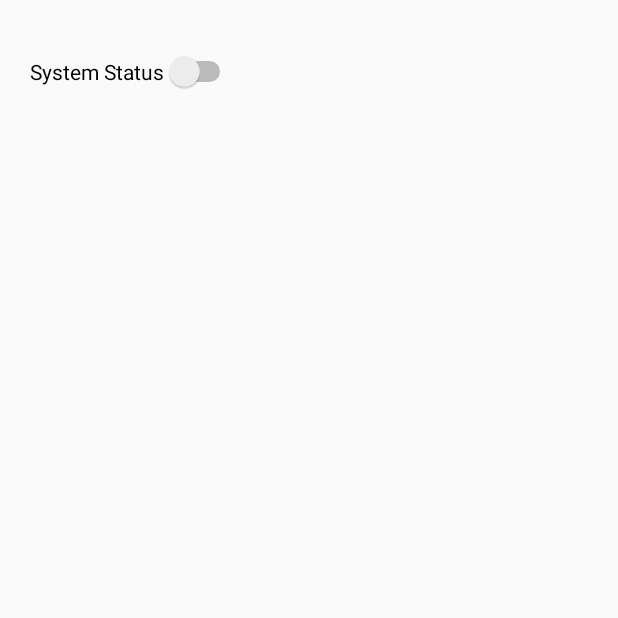
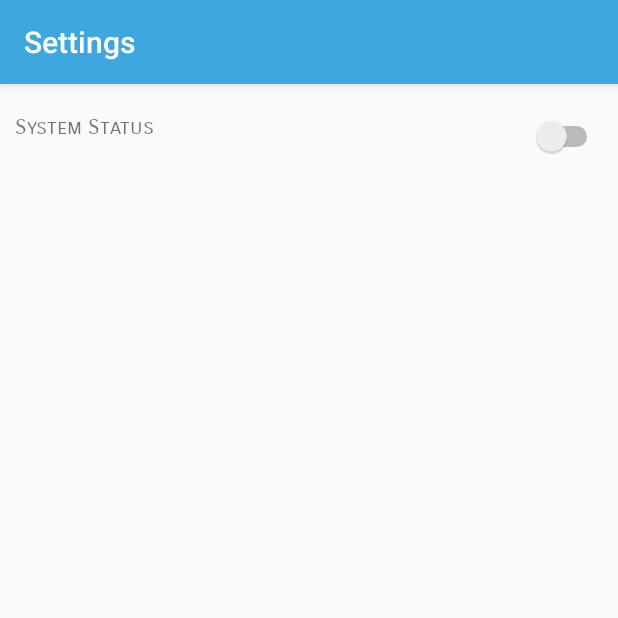
Before and after one commit to ijazdirvi/AndroidApp, an Android app: the Settings_Activity screen opened directly, with no data from a screen before it, on a phone screen of 412 x 824 dp, the top half of it. Run offline under Robolectric (Android 15) with nearby library versions, the phone set to English and light mode, and no system bars.

Commit message:
Settings area Check ka ka sa problem ye no bya mata text oka

```diff
--- a/FYPHomeSecuritySystem/app/src/main/AndroidManifest.xml
+++ b/FYPHomeSecuritySystem/app/src/main/AndroidManifest.xml
@@ -49,7 +49,7 @@
                 <category android:name="android.intent.category.DEFAULT" />
             </intent-filter>
         </activity>
-        <activity android:name=".Settings_Activity" android:label="Home">
+        <activity android:name=".Settings_Activity" android:label="Settings">
 
         </activity>
     </application>
--- a/FYPHomeSecuritySystem/app/src/main/java/com/ijazsunny37/fyphomesecuritysystem/Home_Activity.java
+++ b/FYPHomeSecuritySystem/app/src/main/java/com/ijazsunny37/fyphomesecuritysystem/Home_Activity.java
@@ -11,13 +11,15 @@ import android.view.View;
 import android.widget.Button;
 import android.widget.Toast;
 
+import com.cuboid.cuboidcirclebutton.CuboidButton;
+
 /**
  * Created by apple on 21/8/17.
  */
 
 public class Home_Activity extends AppCompatActivity {
 
-    Button settings;
+    CuboidButton settings;
     @Override
     protected void onCreate(Bundle savedInstanceState) {
         super.onCreate(savedInstanceState);
@@ -25,7 +27,16 @@ public class Home_Activity extends AppCompatActivity {
         Toolbar myToolbar = (Toolbar) findViewById(R.id.main_toolbar);
         setSupportActionBar(myToolbar);
 
-        //settings = (Button) findViewById(R.id.btn_settings);
+        settings = (CuboidButton) findViewById(R.id.btn_settings);
+
+        settings.setOnClickListener(new View.OnClickListener() {
+            @Override
+            public void onClick(View view) {
+                Intent intent1 =  new Intent(Home_Activity.this, Settings_Activity.class);
+                startActivity(intent1);
+                Toast.makeText(getApplication(),"Settings Area",Toast.LENGTH_SHORT).show();
+            }
+        });
 
 
     }
--- a/FYPHomeSecuritySystem/app/src/main/java/com/ijazsunny37/fyphomesecuritysystem/Settings_Activity.java
+++ b/FYPHomeSecuritySystem/app/src/main/java/com/ijazsunny37/fyphomesecuritysystem/Settings_Activity.java
@@ -3,7 +3,9 @@ package com.ijazsunny37.fyphomesecuritysystem;
 import android.os.Bundle;
 import android.support.v7.app.AppCompatActivity;
 import android.support.v7.widget.Toolbar;
+import android.view.View;
 import android.widget.CompoundButton;
+import android.widget.RelativeLayout;
 import android.widget.Switch;
 import android.widget.TextView;
 import android.widget.ToggleButton;
@@ -13,26 +15,72 @@ import android.widget.ToggleButton;
  */
 
 public class Settings_Activity extends AppCompatActivity {
-    Switch btn_system;
-    TextView system_status;
+    RelativeLayout setting_view;
+
+    Switch btn_system, room1,room2, main_door;
+    TextView system_status ,room1_textview, room2_textview, main_door_txtview;
     @Override
     protected void onCreate(Bundle savedInstanceState) {
         super.onCreate(savedInstanceState);
         setContentView(R.layout.layout_settings);
         Toolbar myToolbar = (Toolbar) findViewById(R.id.main_toolbar);
         setSupportActionBar(myToolbar);
+        myToolbar.setTitleTextColor(getResources().getColor(R.color.bianco));
 
-        system_status =(TextView)findViewById(R.id.system_status);
         btn_system = (Switch) findViewById(R.id.btn_system);
+        room1 = (Switch) findViewById(R.id.room1);
+        room2 = (Switch) findViewById(R.id.room2);
+        main_door = (Switch) findViewById(R.id.main_door);
+
+        system_status = (TextView) findViewById(R.id.status);
+        room1_textview = (TextView) findViewById(R.id.room1_textview);
+        room2_textview = (TextView) findViewById(R.id.room2_textview);
+        main_door_txtview = (TextView) findViewById(R.id.main_door_view);
+
+        setting_view = (RelativeLayout) findViewById(R.id.system_setting_view);
 
         btn_system.setOnCheckedChangeListener(new CompoundButton.OnCheckedChangeListener() {
             public void onCheckedChanged(CompoundButton buttonView, boolean isChecked) {
                 if (isChecked) {
-                    btn_system.setText("System is ON");
+                    system_status.setText("System is ON");
+                    setting_view.setVisibility(View.VISIBLE);
                 } else {
-                    btn_system.setText("System is OFF");
+                    system_status.setText("System is OFF");
+                    setting_view.setVisibility(View.INVISIBLE);
                 }
             }
         });
+
+        room1.setOnCheckedChangeListener(new CompoundButton.OnCheckedChangeListener() {
+            public void onCheckedChanged(CompoundButton buttonView, boolean isChecked) {
+                if (isChecked) {
+                    room1_textview.setText("Room One is ON");
+                } else {
+                    room1_textview.setText("Room One is OFF");
+                }
+            }
+        });
+
+        room2.setOnCheckedChangeListener(new CompoundButton.OnCheckedChangeListener() {
+            public void onCheckedChanged(CompoundButton buttonView, boolean isChecked) {
+                if (isChecked) {
+                    room2_textview.setText("Room Two is ON");
+                } else {
+                    room2_textview.setText("Room Two is OFF");
+                }
+            }
+        });
+
+        main_door.setOnCheckedChangeListener(new CompoundButton.OnCheckedChangeListener() {
+            public void onCheckedChanged(CompoundButton buttonView, boolean isChecked) {
+                if (isChecked) {
+                    main_door_txtview.setText("Main Door is ON");
+                } else {
+                    main_door_txtview.setText("Main Door is OFF");
+                }
+            }
+        });
+
+
     }
 }
--- a/FYPHomeSecuritySystem/app/src/main/res/layout/layout_home.xml
+++ b/FYPHomeSecuritySystem/app/src/main/res/layout/layout_home.xml
@@ -12,7 +12,8 @@
         android:layout_height="?attr/actionBarSize"
         android:background="?attr/colorPrimary"
         android:elevation="4dp"
-        android:theme="@style/ThemeOverlay.AppCompat.ActionBar">
+        android:theme="@style/ThemeOverlay.AppCompat.ActionBar"
+        >
 
 
     </android.support.v7.widget.Toolbar>
--- a/FYPHomeSecuritySystem/app/src/main/res/layout/layout_settings.xml
+++ b/FYPHomeSecuritySystem/app/src/main/res/layout/layout_settings.xml
@@ -1,29 +1,110 @@
 <?xml version="1.0" encoding="utf-8"?>
 <LinearLayout xmlns:android="http://schemas.android.com/apk/res/android"
-    android:orientation="vertical" android:layout_width="match_parent"
+    android:orientation="vertical"
+    android:scrollbars="vertical"
+    android:showDividers="middle"
+    android:layout_width="match_parent"
     android:layout_height="match_parent">
 
+    <android.support.v7.widget.Toolbar
+        android:id="@+id/main_toolbar"
+        android:layout_width="match_parent"
+        android:layout_height="?attr/actionBarSize"
+        android:background="?attr/colorPrimary"
+        android:elevation="4dp"
+        android:theme="@style/ThemeOverlay.AppCompat.ActionBar"/>
 
-    <TableRow
+    <RelativeLayout
+        android:layout_width="match_parent"
+        android:layout_height="wrap_content"
+        android:padding="10dp">
+        <Switch
+            android:paddingTop="15dp"
+            android:paddingBottom="15dp"
+            android:id="@+id/btn_system"
+            android:layout_width="match_parent"
+            android:layout_height="wrap_content"
+            android:textOn="On"
+            android:textOff="Off"
+            android:checked="false"/>
+        <TextView
+            android:layout_width="wrap_content"
+            android:layout_height="wrap_content"
+            android:id="@+id/status"
+            android:text="System Status"
+            android:fontFamily="sans-serif-smallcaps"
+            android:layout_marginTop="10dp"/>
+
+    </RelativeLayout>
+    <RelativeLayout
         android:layout_width="match_parent"
         android:layout_height="match_parent"
-        android:layout_marginTop="30dp"
-        android:layout_marginLeft="20dp">
-
-        <Switch
-            android:id="@+id/btn_system"
-            android:layout_width="wrap_content"
-            android:layout_height="wrap_content"
-            android:text="System Status"
-            android:layout_marginRight="20dp"/>
+        android:background="#e2e1e1"
+        android:id="@+id/system_setting_view"
+        android:visibility="invisible"
+        android:padding="30dp">
 
         <TextView
             android:layout_width="match_parent"
-            android:layout_height="match_parent"
-            android:id="@+id/system_status"
-            android:textAppearance="?android:textAppearanceLarge"
-            />
-    </TableRow>
+            android:layout_height="wrap_content"
+            android:text="Turn ON/OFF The Sensors"
+            android:fontFamily="sans-serif-smallcaps"
+            android:textStyle="bold"
+            android:textColor="#302f2f"
+            android:gravity="center"/>
+        <Switch
+            android:paddingTop="30dp"
+            android:paddingBottom="15dp"
+            android:id="@+id/main_door"
+            android:layout_width="match_parent"
+            android:layout_height="wrap_content"
+            android:textOn="On"
+            android:textOff="Off"
+            android:checked="false"/>
+        <TextView
+            android:layout_width="wrap_content"
+            android:layout_height="wrap_content"
+            android:id="@+id/main_door_view"
+            android:text="Main Door"
+            android:fontFamily="sans-serif-smallcaps"
+            android:layout_marginTop="30dp"/>
+
+        <Switch
+            android:id="@+id/room1"
+            android:layout_width="wrap_content"
+            android:layout_height="wrap_content"
+            android:layout_alignParentEnd="true"
+            android:layout_below="@+id/main_door"
+            android:layout_marginTop="40dp" />
+
+        <TextView
+            android:id="@+id/room1_textview"
+            android:layout_width="wrap_content"
+            android:layout_height="wrap_content"
+            android:layout_alignBottom="@+id/room1"
+            android:layout_alignEnd="@+id/main_door_view"
+            android:text="Room One"
+            android:fontFamily="sans-serif-smallcaps"/>
+
+        <Switch
+            android:id="@+id/room2"
+            android:layout_width="wrap_content"
+            android:layout_height="wrap_content"
+            android:layout_alignParentEnd="true"
+            android:layout_centerVertical="true" />
+
+        <TextView
+            android:id="@+id/room2_textview"
+            android:layout_width="wrap_content"
+            android:layout_height="wrap_content"
+            android:layout_alignEnd="@+id/room1_textview"
+            android:layout_centerVertical="true"
+            android:text="Room Two"
+            android:fontFamily="sans-serif-smallcaps"/>
+
+
+    </RelativeLayout>
+
 
 
 </LinearLayout>
--- a/FYPHomeSecuritySystem/app/src/main/res/values/colors.xml
+++ b/FYPHomeSecuritySystem/app/src/main/res/values/colors.xml
@@ -11,5 +11,6 @@
     <color name="message_button">#ed6c15</color>
     <color name="message_button_hover">#c25810</color>
     <color name="camera_button_color">#17ba87</color>
+    <color name="holo_black">#dcdfde</color>
 
 </resources>
--- a/FYPHomeSecuritySystem/app/src/main/res/values/styles.xml
+++ b/FYPHomeSecuritySystem/app/src/main/res/values/styles.xml
@@ -6,6 +6,8 @@
         <item name="colorPrimary">@color/colorPrimary</item>
         <item name="colorPrimaryDark">@color/colorPrimaryDark</item>
         <item name="colorAccent">@color/colorAccent</item>
+        <item name="actionMenuTextColor">@android:color/white</item>
+
     </style>
 
 </resources>
```
